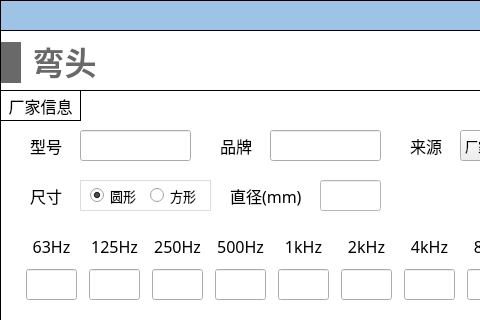
Old version of the form NoiseCalSoft/inputDialog/dialog_elbow.ui in the repository haobana/NoiCal; both pictures show x 0 to 480 and y 0 to 320 of the 631 by 571 pixel window.
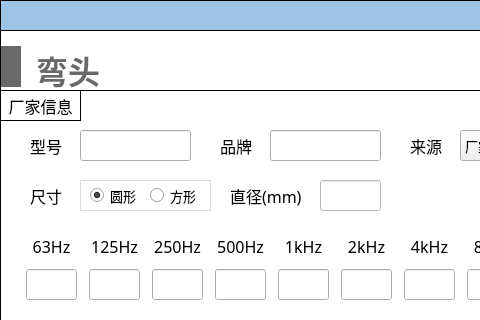
New version of the form. The open tabs and pages were chosen to show the change. Icons and pictures are not drawn.

What changed in the file:
```diff
--- a/NoiseCalSoft/inputDialog/dialog_elbow.ui
+++ b/NoiseCalSoft/inputDialog/dialog_elbow.ui
@@ -1074,8 +1074,8 @@
      <rect>
       <x>1</x>
       <y>10</y>
-      <width>101</width>
-      <height>45</height>
+      <width>108</width>
+      <height>54</height>
      </rect>
     </property>
     <layout class="QHBoxLayout" name="horizontalLayout_32">
@@ -1110,6 +1110,7 @@
         <font>
          <family>Microsoft YaHei</family>
          <pointsize>24</pointsize>
+         <weight>75</weight>
          <bold>true</bold>
         </font>
        </property>
```
Left out of the diff: 39 changed lines with no effect on the pictures.
